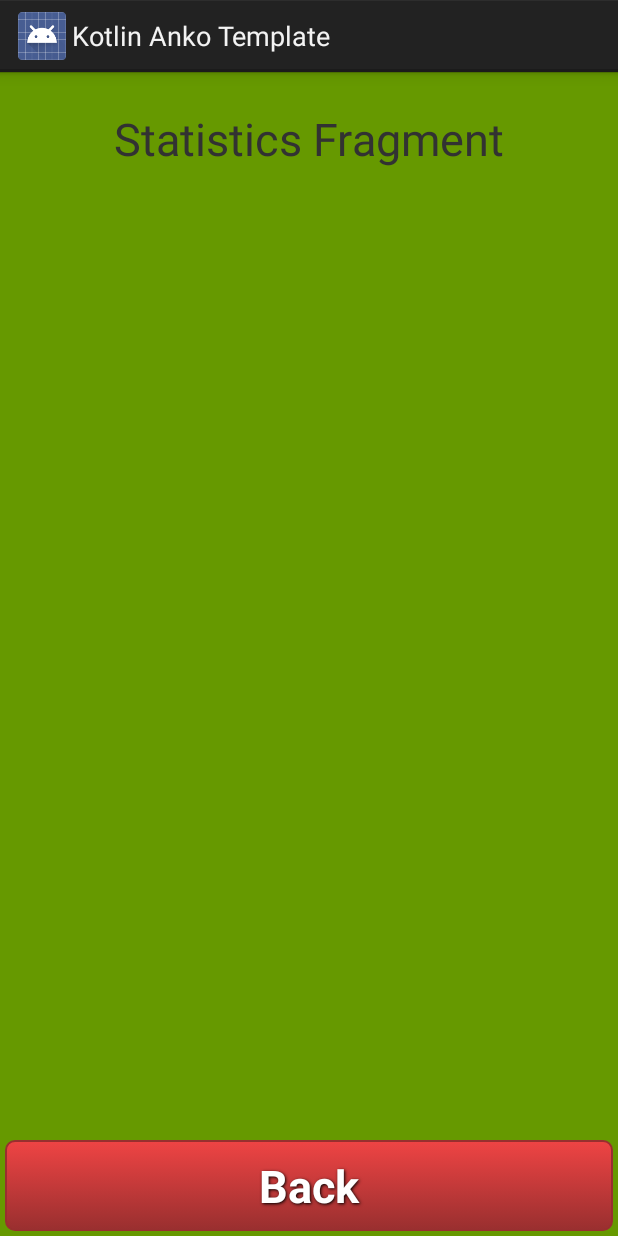
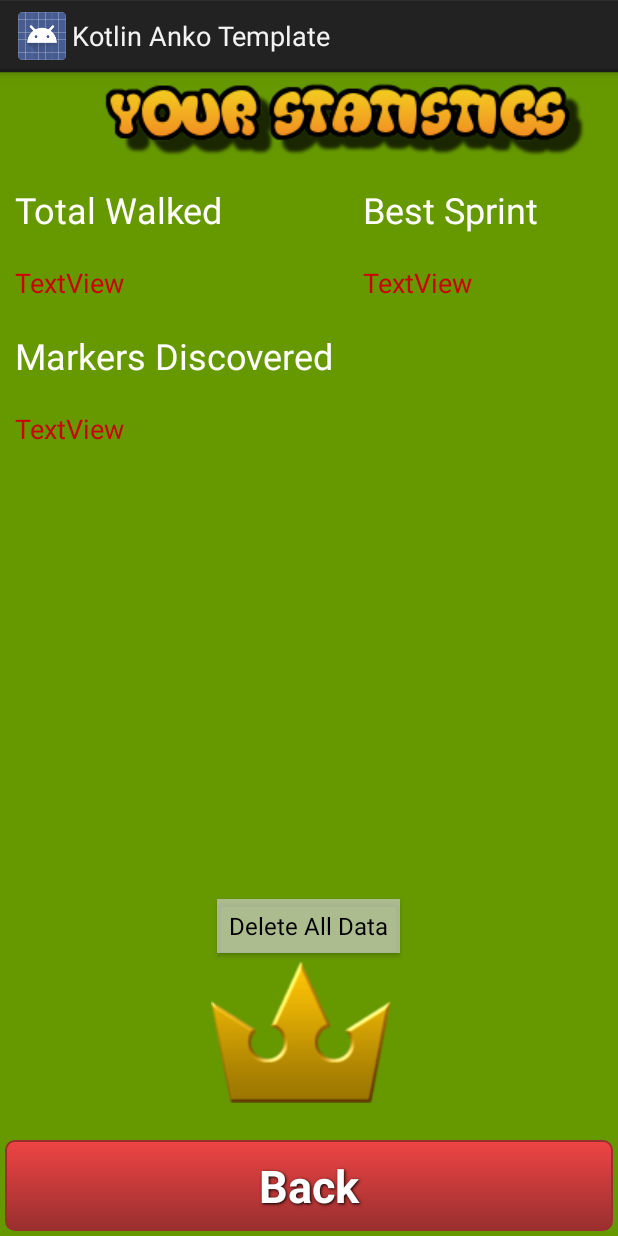
Before and after one commit to DaMexicanJustice/AndroidExam, an Android app: the layout stat_fragment.xml on its own in the app's theme, with its tools: preview values and no code run, on a phone screen of 412 x 824 dp. Run offline under Robolectric (Android 15) with nearby library versions, the phone set to English and light mode, and no system bars; network calls fail.

Commit message:
Finished implementing SQlite workaround using file saving and serializable user class. Also implemented statistics view fragment, so a user can see his progress. Implemented functionality to save and load progress as well as start over new. There is a bug when ending a session, where you get 1 and just 1 marker discovered. It doesn't increase to 2 if you play again.

```diff
--- a/kotlin-anko-template/app/src/main/java/dk/cphbusiness/template/MainFragment.kt
+++ b/kotlin-anko-template/app/src/main/java/dk/cphbusiness/template/MainFragment.kt
@@ -27,8 +27,8 @@ class MainFragment(val activity: MainActivity) : Fragment() {
             activity.startMapActivity()
         }
         view.profileBtn.onClick { activity.showStats() }
-        view.saveBtn.onClick {activity.testSave()}
-        view.loadBtn.onClick {activity.testLoad()}
+        //view.saveBtn.onClick {activity.testSave()}
+        //view.loadBtn.onClick {activity.testLoad()}
     }
 
 }
--- a/kotlin-anko-template/app/src/main/res/layout/main_fragment.xml
+++ b/kotlin-anko-template/app/src/main/res/layout/main_fragment.xml
@@ -11,6 +11,7 @@
     android:background="@android:color/holo_green_dark"
     tools:context="dk.cphbusiness.template.MainActivity">
 
+    <!-- DEBUG BUTTONS
     <Button
         android:id="@+id/loadBtn"
         android:layout_width="wrap_content"
@@ -28,6 +29,7 @@
         android:layout_alignLeft="@+id/playBtn"
         android:layout_alignStart="@+id/playBtn"
         android:text="Save" />
+    -->
 
     <ImageView
         android:layout_width="wrap_content"
--- a/kotlin-anko-template/app/src/main/res/layout/stat_fragment.xml
+++ b/kotlin-anko-template/app/src/main/res/layout/stat_fragment.xml
@@ -4,6 +4,26 @@
     android:layout_height="match_parent"
     android:background="@android:color/holo_green_dark">
 
+
+    <ImageView
+        android:id="@+id/fragmentTitle"
+        android:layout_width="wrap_content"
+        android:layout_height="wrap_content"
+        android:layout_alignEnd="@+id/statBackBtn"
+        android:layout_alignParentTop="true"
+        android:layout_alignRight="@+id/statBackBtn"
+        android:layout_marginEnd="10dp"
+        android:layout_marginRight="10dp"
+        android:src="@drawable/android_logo_stats" />
+
+    <TextView
+        android:id="@+id/fragmentTitle_old"
+        android:layout_width="wrap_content"
+        android:layout_height="wrap_content"
+        android:layout_alignParentTop="true"
+        android:layout_centerHorizontal="true"
+        android:layout_marginTop="24dp"
+        android:textSize="30sp" />
 
     <Button
         android:id="@+id/statBackBtn"
@@ -16,15 +36,105 @@
         android:background="@drawable/red_button"
         android:text="Back" />
 
-    <TextView
-        android:id="@+id/fragmentTitle"
+    <TableLayout
+        android:layout_width="match_parent"
+        android:layout_height="match_parent"
+        android:layout_below="@+id/fragmentTitle"
+        android:layout_above="@+id/statBackBtn">
+
+        <TableRow
+            android:layout_width="match_parent"
+            android:layout_height="match_parent" >
+
+            <TextView
+                android:id="@+id/description1"
+                android:layout_width="wrap_content"
+                android:layout_height="wrap_content"
+                android:padding="10dp"
+                android:text="Total Walked"
+                android:textColor="@android:color/white"
+                android:textSize="24sp" />
+
+            <TextView
+                android:id="@+id/description2"
+                android:layout_width="wrap_content"
+                android:layout_height="wrap_content"
+                android:padding="10dp"
+                android:text="Best Sprint"
+                android:textColor="@android:color/white"
+                android:textSize="24sp" />
+        </TableRow>
+
+        <TableRow
+            android:layout_width="match_parent"
+            android:layout_height="match_parent" >
+
+            <TextView
+                android:id="@+id/mWalkedText"
+                android:layout_width="wrap_content"
+                android:layout_height="wrap_content"
+                android:padding="10dp"
+                android:text="TextView"
+                android:textColor="@android:color/holo_red_dark"
+                android:textSize="18sp" />
+
+            <TextView
+                android:id="@+id/bestSprintText"
+                android:layout_width="wrap_content"
+                android:layout_height="wrap_content"
+                android:padding="10dp"
+                android:text="TextView"
+                android:textColor="@android:color/holo_red_dark"
+                android:textSize="18sp" />
+        </TableRow>
+
+        <TableRow
+            android:layout_width="match_parent"
+            android:layout_height="match_parent" >
+
+            <TextView
+                android:id="@+id/description3"
+                android:layout_width="wrap_content"
+                android:layout_height="wrap_content"
+                android:padding="10dp"
+                android:text="Markers Discovered"
+                android:textColor="@android:color/white"
+                android:textSize="24sp" />
+        </TableRow>
+
+        <TableRow
+            android:layout_width="match_parent"
+            android:layout_height="match_parent" >
+
+            <TextView
+                android:id="@+id/markersDiscoveredText"
+                android:layout_width="wrap_content"
+                android:layout_height="wrap_content"
+                android:padding="10dp"
+                android:text="TextView"
+                android:textColor="@android:color/holo_red_dark"
+                android:textSize="18sp" />
+        </TableRow>
+    </TableLayout>
+
+    <Button
+        android:id="@+id/resetBtn"
+        style="@android:style/Widget.Material.Light.Button"
         android:layout_width="wrap_content"
         android:layout_height="wrap_content"
-        android:layout_alignParentTop="true"
-        android:layout_centerHorizontal="true"
-        android:layout_marginTop="24dp"
-        android:text="Statistics Fragment"
-        android:textSize="30sp" />
+        android:text="Delete All Data"
+        android:layout_above="@+id/crown"
+        android:layout_centerHorizontal="true" />
+
+    <ImageView
+        android:id="@+id/crown"
+        android:layout_width="wrap_content"
+        android:layout_height="wrap_content"
+        android:layout_above="@+id/statBackBtn"
+        android:layout_alignLeft="@+id/resetBtn"
+        android:layout_alignStart="@+id/resetBtn"
+        android:layout_marginBottom="21dp"
+        android:src="@drawable/android_crown" />
 
 
 </RelativeLayout>
```
Also changed, not shown: kotlin-anko-template/app/src/main/AndroidManifest.xml (+0 -7 lines), kotlin-anko-template/app/src/main/java/dk/cphbusiness/template/MainActivity.kt (+18 -3 lines), kotlin-anko-template/app/src/main/java/dk/cphbusiness/template/MapActivity.kt (+13 -3 lines), kotlin-anko-template/app/src/main/java/dk/cphbusiness/template/StatFragment.kt (+34 -0 lines), kotlin-anko-template/app/src/main/res/drawable/android_crown.png (added), kotlin-anko-template/app/src/main/res/drawable/android_logo_stats.png (added).
